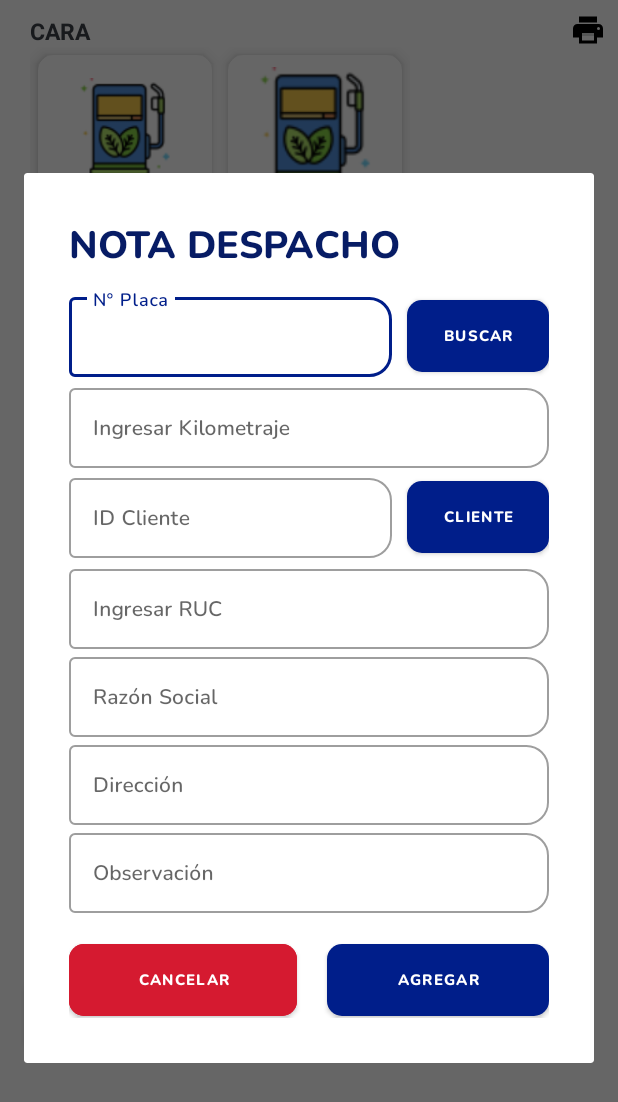
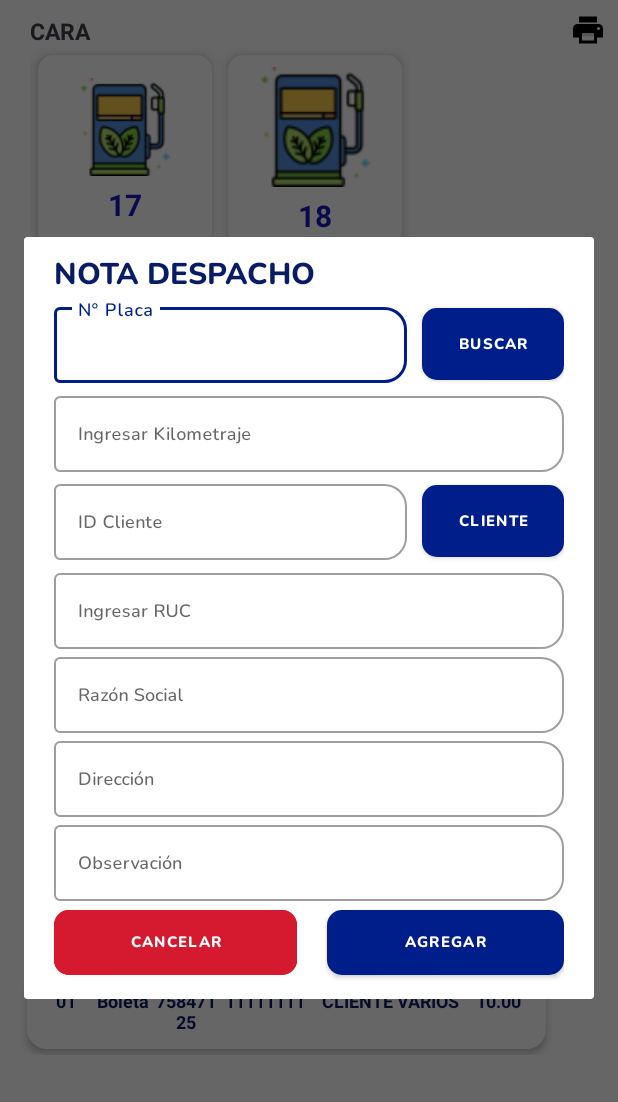
Before and after one commit to melinallacuag/Printama, an Android app: the fragment NotaDespachoFragment placed in its activity, on a phone screen of 412 x 824 dp. Shown: the top 1102 px of the screen. Run offline under Robolectric (Android 15) with nearby library versions, the phone set to English and light mode, and no system bars.

Commit message:
se arreglo la estructura del modal y las validacion de la nota de despacho

```diff
--- a/app/src/main/res/layout/fragment_nota_despacho.xml
+++ b/app/src/main/res/layout/fragment_nota_despacho.xml
@@ -10,7 +10,10 @@
         android:layout_width="380sp"
         android:layout_height="wrap_content"
         android:orientation="vertical"
-        android:padding="30sp"
+        android:paddingStart="20sp"
+        android:paddingEnd="20sp"
+        android:paddingTop="10sp"
+        android:paddingBottom="10sp"
         app:layout_constraintEnd_toEndOf="parent"
         app:layout_constraintStart_toStartOf="parent"
         app:layout_constraintTop_toTopOf="parent">
@@ -21,10 +24,9 @@
                 android:layout_gravity="center"
                 android:layout_weight="1"
                 android:text="NOTA DESPACHO"
-                android:layout_marginBottom="10sp"
                 android:fontFamily="@font/nunito_extrabold"
                 android:textColor="#071C65"
-                android:textSize="25sp"
+                android:textSize="20sp"
                 android:textStyle="bold" />
         <LinearLayout
             android:layout_width="match_parent"
@@ -46,7 +48,7 @@
                 <com.google.android.material.textfield.TextInputEditText
                     android:id="@+id/inputnplaca"
                     android:fontFamily="@font/nunito_semibold"
-                    android:textSize="14sp"
+                    android:textSize="12sp"
                     android:inputType="textCapCharacters"
                     android:layout_weight="1"
                     android:layout_width="match_parent"
@@ -82,7 +84,7 @@
             <com.google.android.material.textfield.TextInputEditText
                 android:id="@+id/inputkilometraje"
                 android:fontFamily="@font/nunito_semibold"
-                android:textSize="14sp"
+                android:textSize="12sp"
                 android:inputType="number"
                 android:layout_weight="1"
                 android:layout_width="match_parent"
@@ -112,7 +114,7 @@
                 <com.google.android.material.textfield.TextInputEditText
                     android:id="@+id/inputidcliente"
                     android:fontFamily="@font/nunito_semibold"
-                    android:textSize="14sp"
+                    android:textSize="12sp"
                     android:inputType="number"
                     android:layout_weight="1"
                     android:maxLength="8"
@@ -153,7 +155,7 @@
             <com.google.android.material.textfield.TextInputEditText
                 android:id="@+id/inputruc"
                 android:fontFamily="@font/nunito_semibold"
-                android:textSize="14sp"
+                android:textSize="12sp"
                 android:inputType="number"
                 android:layout_weight="1"
                 android:maxLength="11"
@@ -177,7 +179,7 @@
             <com.google.android.material.textfield.TextInputEditText
                 android:id="@+id/inputrazonsocial"
                 android:fontFamily="@font/nunito_semibold"
-                android:textSize="14sp"
+                android:textSize="12sp"
                 android:inputType="textCapCharacters"
                 android:layout_weight="1"
                 android:layout_width="match_parent"
@@ -200,7 +202,7 @@
             <com.google.android.material.textfield.TextInputEditText
                 android:id="@+id/inputdireccion"
                 android:fontFamily="@font/nunito_semibold"
-                android:textSize="14sp"
+                android:textSize="12sp"
                 android:inputType="textCapCharacters"
                 android:layout_weight="1"
                 android:layout_width="match_parent"
@@ -222,7 +224,7 @@
             <com.google.android.material.textfield.TextInputEditText
                 android:id="@+id/inputobservacion"
                 android:fontFamily="@font/nunito_semibold"
-                android:textSize="14sp"
+                android:textSize="12sp"
                 android:inputType="textCapCharacters"
                 android:layout_weight="1"
                 android:textAllCaps="true"
@@ -240,7 +242,7 @@
             <Button
                 android:id="@+id/btncancelarndespacho"
                 android:layout_width="wrap_content"
-                android:layout_height="60sp"
+                android:layout_height="55sp"
                 android:layout_gravity="center"
                 android:layout_marginEnd="20sp"
                 android:layout_weight="1"
@@ -251,13 +253,12 @@
                 android:textSize="10sp"
                 app:cornerRadius="10sp"
                 android:fontFamily="@font/nunito_extrabold"
-                android:layout_marginTop="10sp"
                 android:layout_marginRight="20sp" />
 
             <Button
                 android:id="@+id/btnagregarndespacho"
                 android:layout_width="wrap_content"
-                android:layout_height="60sp"
+                android:layout_height="55sp"
                 android:layout_gravity="center"
                 android:layout_weight="1"
                 android:text="Agregar"
@@ -265,7 +266,6 @@
                 android:textColor="#fff"
                 android:textSize="10sp"
                 android:fontFamily="@font/nunito_extrabold"
-                android:layout_marginTop="10sp"
                 app:cornerRadius="10sp" />
         </LinearLayout>
     </LinearLayout>
```
Also changed, not shown: app/src/main/java/com/anggastudio/sample/NotaDespachoFragment.java (+42 -51 lines).
